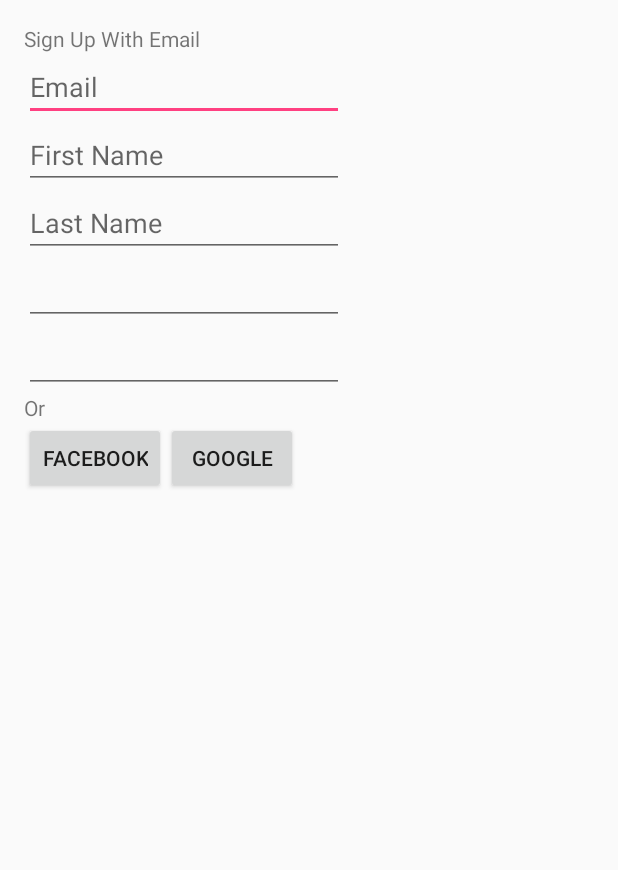
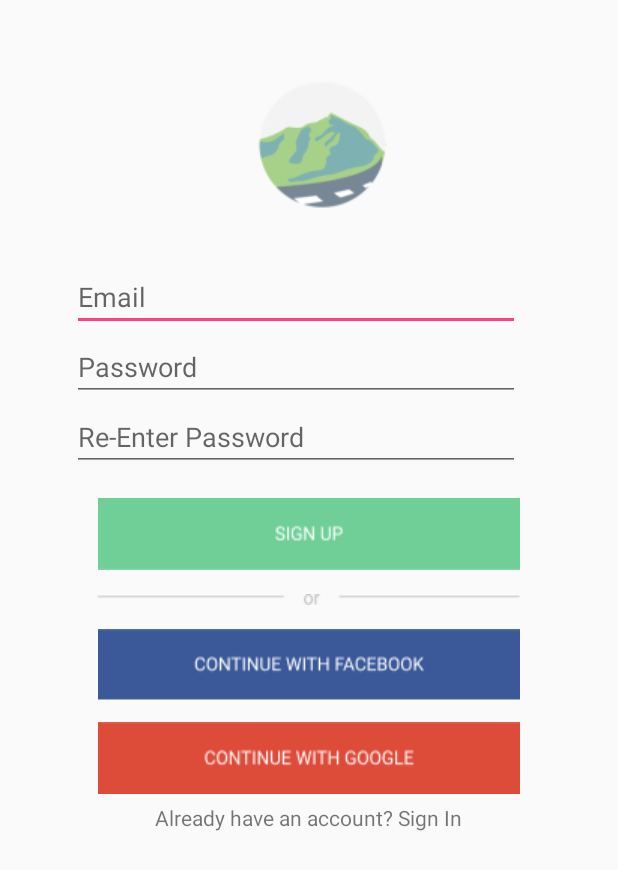
Before and after one commit to mrchianglin/Gogo, an Android app: the SignUpActivity screen opened directly, with no data from a screen before it, on a phone screen of 412 x 824 dp. Shown: the top 870 px of the screen. Run offline under Robolectric (Android 15) with nearby library versions, the phone set to English and light mode, and no system bars.

Commit message:
Implemented UI in SignUpActivity

```diff
--- a/app/src/main/java/chiangli/edu/calpoly/edu/slosaferide/SignUpActivity.java
+++ b/app/src/main/java/chiangli/edu/calpoly/edu/slosaferide/SignUpActivity.java
@@ -1,7 +1,11 @@
 package chiangli.edu.calpoly.edu.slosaferide;
 
+import android.content.Intent;
 import android.os.Bundle;
 import android.support.v7.app.AppCompatActivity;
+import android.view.View;
+import android.widget.Button;
+import android.widget.TextView;
 
 public class SignUpActivity extends AppCompatActivity {
 
@@ -9,5 +13,38 @@ public class SignUpActivity extends AppCompatActivity {
     protected void onCreate(Bundle savedInstanceState) {
         super.onCreate(savedInstanceState);
         setContentView(R.layout.activity_sign_up);
+
+        Button signup = (Button) findViewById(R.id.signup);
+        signup.setOnClickListener(new View.OnClickListener() {
+            @Override
+            public void onClick(View view) {
+                Intent intent = new Intent(SignUpActivity.this, MainActivity.class);
+                startActivity(intent);
+            }
+        });
+        Button facebook = (Button) findViewById(R.id.facebook);
+        facebook.setOnClickListener(new View.OnClickListener() {
+            @Override
+            public void onClick(View view) {
+                Intent intent = new Intent(SignUpActivity.this, MainActivity.class);
+                startActivity(intent);
+            }
+        });
+        Button google = (Button) findViewById(R.id.google);
+        google.setOnClickListener(new View.OnClickListener() {
+            @Override
+            public void onClick(View view) {
+                Intent intent = new Intent(SignUpActivity.this, MainActivity.class);
+                startActivity(intent);
+            }
+        });
+        TextView signin = (TextView) findViewById(R.id.SIGNIN);
+        signin.setOnClickListener(new View.OnClickListener() {
+            @Override
+            public void onClick(View view) {
+                Intent intent = new Intent(SignUpActivity.this, SignInActivity.class);
+                startActivity(intent);
+            }
+        });
     }
 }
--- a/app/src/main/res/layout/activity_sign_up.xml
+++ b/app/src/main/res/layout/activity_sign_up.xml
@@ -4,89 +4,87 @@
     android:id="@+id/activity_sign_up"
     android:layout_width="match_parent"
     android:layout_height="match_parent"
-    android:paddingBottom="@dimen/activity_vertical_margin"
-    android:paddingLeft="@dimen/activity_horizontal_margin"
-    android:paddingRight="@dimen/activity_horizontal_margin"
-    android:paddingTop="@dimen/activity_vertical_margin"
     tools:context="chiangli.edu.calpoly.edu.slosaferide.SignUpActivity">
 
-    <TextView
-        android:text="Sign Up With Email"
-        android:layout_width="wrap_content"
+    <ImageView
+        android:layout_width="match_parent"
         android:layout_height="wrap_content"
-        android:layout_alignParentTop="true"
-        android:layout_alignParentStart="true"
-        android:id="@+id/signupwithemail" />
-
+        android:src="@drawable/gogologo"
+        android:id="@+id/gogologo"
+        android:layout_marginLeft="6dp"
+        android:layout_marginTop="54dp"
+        android:layout_marginBottom="36dp"/>
     <EditText
         android:layout_width="wrap_content"
         android:layout_height="wrap_content"
+        android:layout_marginLeft="48dp"
+        android:ems="14"
         android:inputType="textEmailAddress"
-        android:ems="10"
-        android:layout_below="@+id/signupwithemail"
-        android:layout_alignParentStart="true"
-        android:id="@+id/signUpEmail"
-        android:hint="Email"/>
-
+        android:id="@+id/email"
+        android:layout_below="@id/gogologo"
+        android:hint="Email"
+        android:layout_marginBottom="1dp"/>
     <EditText
         android:layout_width="wrap_content"
         android:layout_height="wrap_content"
-        android:inputType="textPersonName"
-        android:hint="First Name"
-        android:ems="10"
-        android:layout_below="@+id/signUpEmail"
-        android:layout_alignParentStart="true"
-        android:id="@+id/FirstNameSignup" />
-
-    <EditText
-        android:layout_width="wrap_content"
-        android:layout_height="wrap_content"
-        android:inputType="textPersonName"
-        android:hint="Last Name"
-        android:ems="10"
-        android:layout_below="@+id/FirstNameSignup"
-        android:layout_alignParentStart="true"
-        android:id="@+id/LastNameSignup" />
-
+        android:layout_marginLeft="48dp"
+        android:ems="14"
+        android:inputType="textPassword"
+        android:id="@+id/password"
+        android:layout_below="@id/email"
+        android:hint="Password"
+        android:layout_marginBottom="1dp"/>
     <EditText
         android:layout_width="wrap_content"
         android:layout_height="wrap_content"
         android:inputType="textPassword"
-        android:ems="10"
-        android:layout_below="@+id/LastNameSignup"
-        android:layout_alignParentStart="true"
-        android:id="@+id/signUpPassword" />
+        android:ems="14"
+        android:id="@+id/reenterpassword"
+        android:layout_below="@id/password"
+        android:hint="Re-Enter Password"
+        android:layout_marginLeft="48dp"
+        android:layout_marginBottom="18dp"/>
 
-    <EditText
+    <Button
         android:layout_width="wrap_content"
         android:layout_height="wrap_content"
-        android:inputType="date"
-        android:ems="10"
-        android:layout_below="@+id/signUpPassword"
-        android:layout_alignParentStart="true"
-        android:id="@+id/DOB" />
+        android:layout_centerInParent="true"
+        android:id="@+id/signup"
+        android:layout_below="@id/reenterpassword"
+        android:background="@drawable/gogosignup"
+        android:layout_marginBottom="16dp"/>
 
+    <ImageView
+        android:layout_width="wrap_content"
+        android:layout_height="wrap_content"
+        android:layout_centerInParent="true"
+        android:id="@+id/gogoor"
+        android:layout_below="@id/signup"
+        android:src="@drawable/gogoor"
+        android:layout_marginBottom="16dp"/>
+
+    <Button
+        android:layout_width="wrap_content"
+        android:layout_height="wrap_content"
+        android:layout_centerInParent="true"
+        android:id="@+id/facebook"
+        android:background="@drawable/gogofb"
+        android:layout_below="@+id/gogoor"
+        android:layout_marginBottom="14dp"/>
+    <Button
+        android:layout_width="wrap_content"
+        android:layout_height="wrap_content"
+        android:layout_centerInParent="true"
+        android:id="@+id/google"
+        android:background="@drawable/gogogoogle"
+        android:layout_below="@+id/facebook"
+        android:layout_marginBottom="6dp"/>
     <TextView
         android:layout_width="wrap_content"
         android:layout_height="wrap_content"
-        android:layout_below="@+id/DOB"
-        android:layout_alignParentStart="true"
-        android:id="@+id/orText"
-        android:text="Or" />
+        android:layout_centerInParent="true"
+        android:text="Already have an account? Sign In"
+        android:id="@+id/SIGNIN"
+        android:layout_below="@+id/google"/>
 
-    <Button
-        android:text="FACEBOOK"
-        android:layout_width="wrap_content"
-        android:layout_height="wrap_content"
-        android:layout_below="@+id/orText"
-        android:layout_alignParentStart="true"
-        android:id="@+id/FBSignup" />
-
-    <Button
-        android:text="GOOGLE"
-        android:layout_width="wrap_content"
-        android:layout_height="wrap_content"
-        android:layout_alignBottom="@+id/FBSignup"
-        android:layout_toEndOf="@+id/FBSignup"
-        android:id="@+id/GSignup" />
 </RelativeLayout>
```
Also changed, not shown: app/src/main/AndroidManifest.xml (+6 -5 lines), app/src/main/res/drawable/gogofb.png (added), app/src/main/res/drawable/gogogoogle.png (added), app/src/main/res/drawable/gogologo.png (added), app/src/main/res/drawable/gogosignup.png (added).
